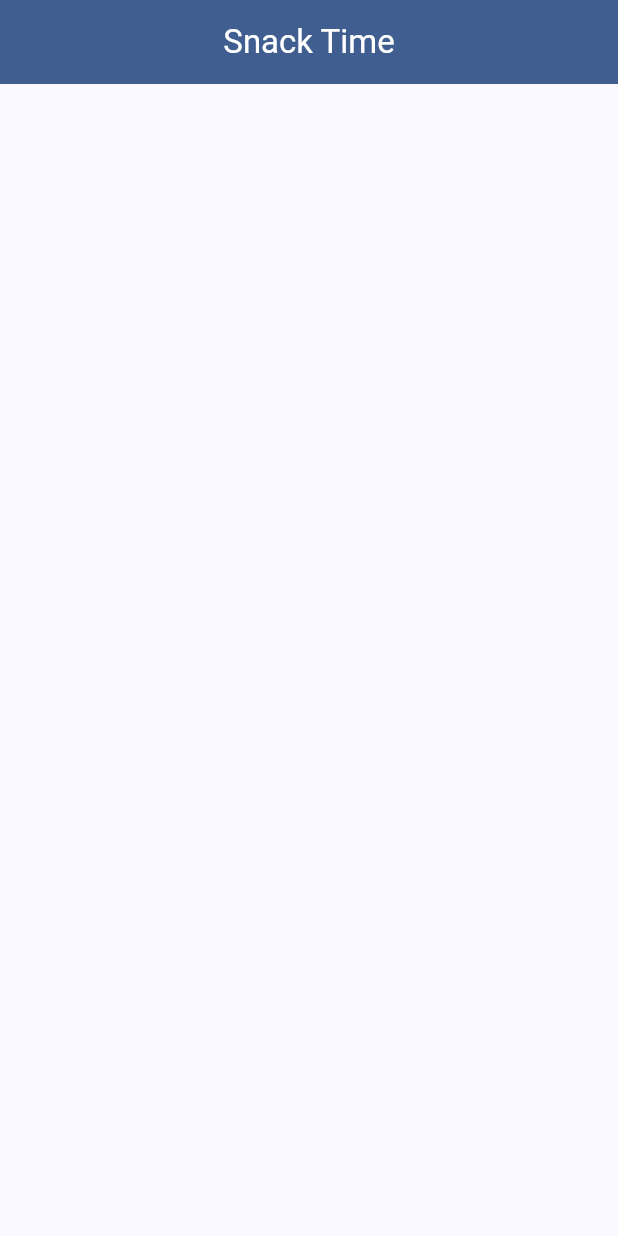
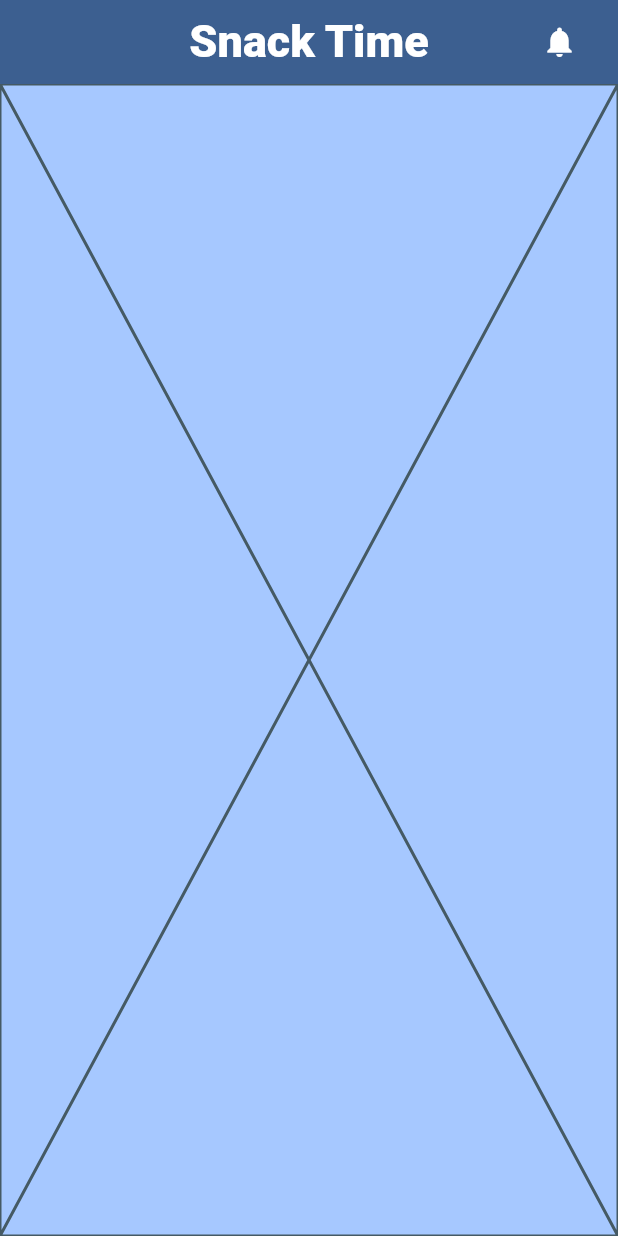
Before and after one commit to jsgarrett22/snack_time, a Flutter app: the screen it shows after launch, on a phone screen of 412 x 824 dp. Run offline on Flutter 3.47's test engine with Material 2 defaults, Android fonts, the light colour scheme and no system bars.

Commit message:
Implemented toggleable notification logic using a snackbar widget

```diff
--- a/lib/main.dart
+++ b/lib/main.dart
@@ -12,8 +12,8 @@
     return MaterialApp(
       title: 'Snack Time',
       theme: ThemeData(
-        colorScheme:
-            ColorScheme.fromSeed(seedColor: Colors.blueAccent.shade100),
+        colorScheme: ColorScheme.fromSeed(
+            seedColor: const Color.fromARGB(255, 56, 142, 240)),
         useMaterial3: true,
       ),
       home: const MyHomePage(title: 'Snack Time'),
@@ -32,6 +32,7 @@
 
 class _MyHomePageState extends State<MyHomePage> {
   String? first, second, third;
+  bool notifications = false;
 
   void setSnack(String snack, {int slot = 0}) {
     switch (slot) {
@@ -50,17 +51,52 @@
     }
   }
 
+  String toggleNotifications() {
+    String msg = '';
+    if (notifications) {
+      notifications = false;
+      msg = 'disabled';
+      return msg;
+    } else {
+      notifications = true;
+      msg = 'enabled';
+      return msg;
+    }
+  }
+
   @override
   Widget build(BuildContext context) {
     return Scaffold(
       appBar: AppBar(
+        title: Text(
+          widget.title,
+          style: const TextStyle(
+            fontSize: 30,
+            fontWeight: FontWeight.w800,
+          ),
+        ),
+        centerTitle: true,
+        actions: <Widget>[
+          Padding(
+            padding: const EdgeInsets.only(right: 15.0),
+            child: IconButton(
+                icon: const Icon(Icons.notifications),
+                tooltip: 'Notifications',
+                onPressed: () {
+                  ScaffoldMessenger.of(context).showSnackBar(SnackBar(
+                      content:
+                          Text('Notifications: ${toggleNotifications()}')));
+                }),
+          )
+        ],
+        elevation: 1.0,
         backgroundColor: Theme.of(context).colorScheme.primary,
         foregroundColor: Theme.of(context).colorScheme.onPrimary,
-        centerTitle: true,
-        title: Text(
-          widget.title,
-        ),
       ),
+      body: const Center(
+        child: Placeholder(),
+      ),
+      backgroundColor: Theme.of(context).colorScheme.inversePrimary,
     );
   }
 }
```
